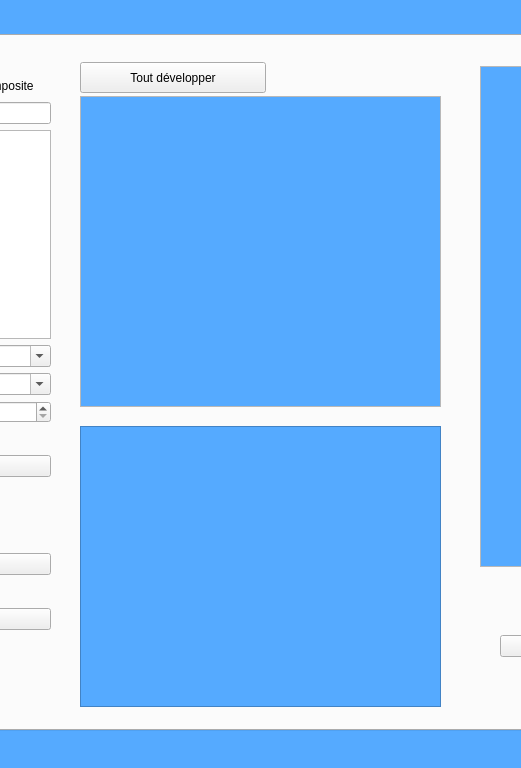
pzins/ProjectCalendar_LO21, file ProjectCalendar/mainwindow.ui: the form before one commit; both pictures show x 372 to 893 and y 0 to 768 of the 1366 by 768 pixel window.
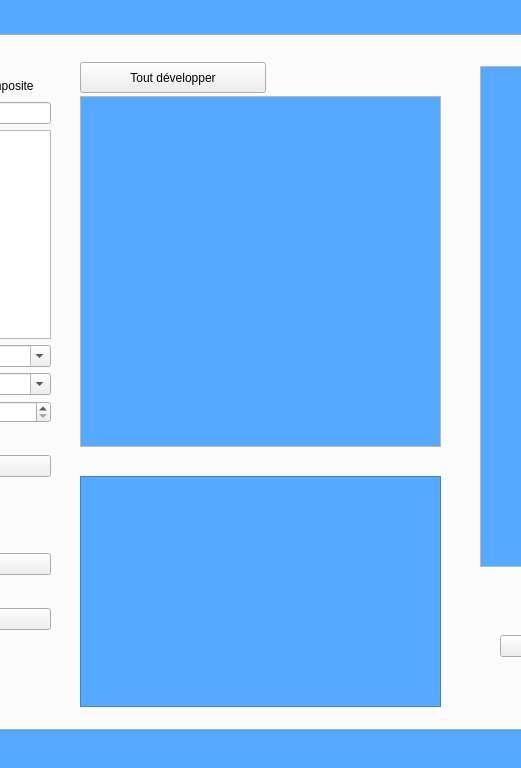
The form after the commit. The open tabs and pages were chosen to show the change.

What changed in the file:
```diff
--- a/ProjectCalendar/mainwindow.ui
+++ b/ProjectCalendar/mainwindow.ui
@@ -53,7 +53,13 @@
      </palette>
     </property>
     <property name="currentIndex">
-     <number>1</number>
+     <number>0</number>
+    </property>
+    <property name="iconSize">
+     <size>
+      <width>16</width>
+      <height>16</height>
+     </size>
     </property>
     <widget class="QWidget" name="ProjectManager">
      <property name="styleSheet">
@@ -71,7 +77,7 @@
         <x>450</x>
         <y>60</y>
         <width>361</width>
-        <height>311</height>
+        <height>351</height>
        </rect>
       </property>
       <property name="palette">
@@ -354,9 +360,9 @@
       <property name="geometry">
        <rect>
         <x>450</x>
-        <y>390</y>
+        <y>440</y>
         <width>361</width>
-        <height>281</height>
+        <height>231</height>
        </rect>
       </property>
       <property name="palette">
```
